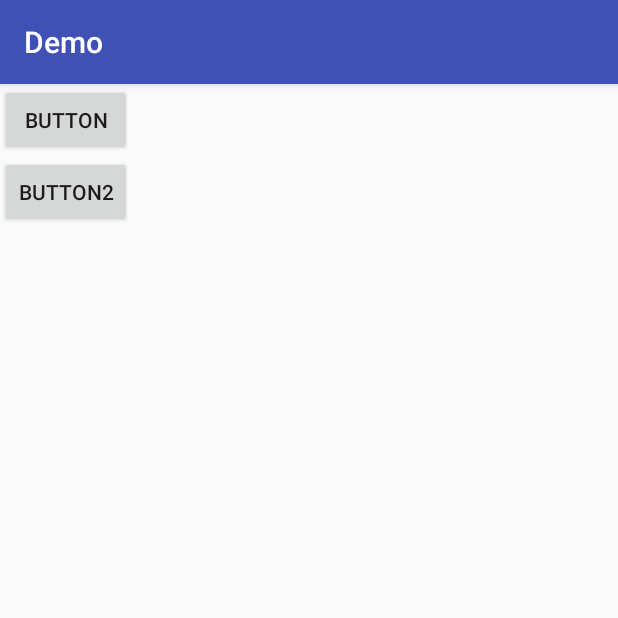
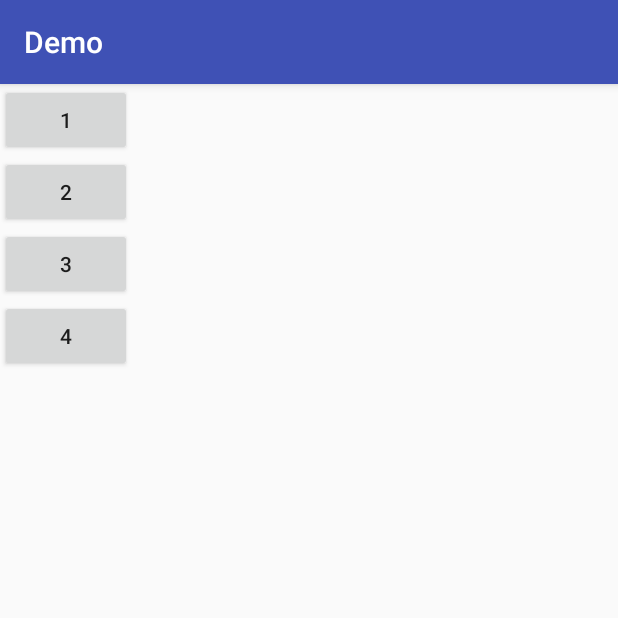
Before and after one commit to huaxiaos/Demo, an Android app: the screen it shows after launch (MainActivity before the commit, FragmentDemoActivity after it), after a tap on "BUTTON", on a phone screen of 412 x 824 dp, the top half of it. Run offline under Robolectric (Android 15) with nearby library versions, the phone set to English and light mode, and no system bars.

Commit message:
add Fragment backstack demo

```diff
--- a/app/src/main/java/com/huaxiao/demo/MainActivity.java
+++ b/app/src/main/java/com/huaxiao/demo/MainActivity.java
@@ -11,6 +11,7 @@ import com.huaxiao.demo.aspectj.AspectJ1;
 import com.huaxiao.demo.base.BaseActivity;
 import com.huaxiao.demo.bitmap.Bitmap1Activity;
 import com.huaxiao.demo.classloader.ClassLoader;
+import com.huaxiao.demo.fragment.FragmentDemoActivity;
 import com.huaxiao.demo.handler.HandlerTestActivity;
 import com.huaxiao.demo.java.SynchronizedDemo;
 import com.huaxiao.demo.mvvm.MVVMActivity;
@@ -41,8 +42,8 @@ public class MainActivity extends BaseActivity implements View.OnClickListener {
     public void onClick(View view) {
         switch (view.getId()) {
             case R.id.button:
-//                Intent intent = new Intent(this, MVVMActivity.class);
-//                startActivity(intent);
+                Intent intent = new Intent(this, FragmentDemoActivity.class);
+                startActivity(intent);
 //                ClassLoader.main(null);
 
 //                AspectJ1 aspectJ1 = new AspectJ1();
@@ -52,8 +53,8 @@ public class MainActivity extends BaseActivity implements View.OnClickListener {
 //                intent.setAction("com.huaxiao.demo.test");
 //                sendBroadcast(intent);
 
-                Intent intent = new Intent(this, DemoService.class);
-                startService(intent);
+//                Intent intent = new Intent(this, DemoService.class);
+//                startService(intent);
 
                 break;
 
--- /dev/null
+++ b/app/src/main/java/com/huaxiao/demo/fragment/Fragment1.java
@@ -0,0 +1,9 @@
+package com.huaxiao.demo.fragment;
+
+import android.support.v4.app.Fragment;
+
+/**
+ * Created by sunhuaxiao on 2018/10/16.
+ */
+public class Fragment1 extends Fragment {
+}
--- /dev/null
+++ b/app/src/main/java/com/huaxiao/demo/fragment/FragmentDemoActivity.java
@@ -0,0 +1,111 @@
+package com.huaxiao.demo.fragment;
+
+import android.support.v4.app.Fragment;
+import android.support.v4.app.FragmentManager;
+import android.support.v4.app.FragmentTransaction;
+import android.support.v7.app.AppCompatActivity;
+import android.os.Bundle;
+import android.view.KeyEvent;
+import android.view.View;
+import android.widget.Button;
+import android.widget.Toast;
+
+import com.huaxiao.demo.R;
+import com.huaxiao.demo.utils.LogUtils;
+import com.huaxiao.demo.utils.ToastUtils;
+
+public class FragmentDemoActivity extends AppCompatActivity implements View.OnClickListener {
+
+    private static final String TAG = "FragmentDemoActivity";
+    private FragmentManager fragmentManager;
+
+    @Override
+    protected void onCreate(Bundle savedInstanceState) {
+        super.onCreate(savedInstanceState);
+        setContentView(R.layout.activity_fragment_demo);
+
+        fragmentManager = getSupportFragmentManager();
+        addFragment(new Fragment1(), "fragment1");
+
+        Button button1 = findViewById(R.id.fragment_demo_btn_1);
+        Button button2 = findViewById(R.id.fragment_demo_btn_2);
+        Button button3 = findViewById(R.id.fragment_demo_btn_3);
+        Button button4 = findViewById(R.id.fragment_demo_btn_4);
+
+        button1.setOnClickListener(this);
+        button2.setOnClickListener(this);
+        button3.setOnClickListener(this);
+        button4.setOnClickListener(this);
+    }
+
+    @Override
+    public void onClick(View v) {
+        switch (v.getId()) {
+            case R.id.fragment_demo_btn_1:
+                addFragment(new Fragment1(), "fragment1");
+                break;
+
+            case R.id.fragment_demo_btn_2:
+                addFragment(new Fragment2(), "fragment2");
+                break;
+
+            case R.id.fragment_demo_btn_3:
+                addFragment(new Fragment3(), "fragment3");
+                break;
+
+            case R.id.fragment_demo_btn_4:
+                addFragment(new Fragment4(), "fragment4");
+                break;
+        }
+    }
+
+    public void addFragment(Fragment fragment, String tag) {
+        // 开启事务
+        FragmentTransaction beginTransaction = fragmentManager
+                .beginTransaction();
+        // 执行事务,添加Fragment
+        beginTransaction.add(R.id.fragment_demo_container, fragment, tag);
+        // 添加到回退栈,并定义标记
+        beginTransaction.addToBackStack(tag);
+        // 提交事务
+        beginTransaction.commit();
+    }
+
+    @Override
+    public boolean onKeyDown(int keyCode, KeyEvent event) {
+        // 判断当前按键是返回键
+        if (keyCode == KeyEvent.KEYCODE_BACK) {
+            // 获取当前回退栈中的Fragment个数
+            int backStackEntryCount = fragmentManager.getBackStackEntryCount();
+            // 判断当前回退栈中的fragment个数,
+            if (backStackEntryCount > 1) {
+                // 立即回退一步
+                fragmentManager.popBackStackImmediate();
+                // 获取当前退到了哪一个Fragment上,重新获取当前的Fragment回退栈中的个数
+                FragmentManager.BackStackEntry backStack = fragmentManager
+                        .getBackStackEntryAt(fragmentManager
+                                .getBackStackEntryCount() - 1);
+                // 获取当前栈顶的Fragment的标记值
+                String tag = backStack.getName();
+                // 判断当前是哪一个标记
+                if ("fragment1".equals(tag)) {
+                    // 设置首页选中
+                    LogUtils.i(TAG, "fragment1 pop");
+                } else if ("fragment2".equals(tag)) {
+                    // 设置购物车的tag
+                    LogUtils.i(TAG, "fragment2 pop");
+                } else if ("fragment3".equals(tag)) {
+                    LogUtils.i(TAG, "fragment3 pop");
+                } else if ("fragment4".equals(tag)) {
+                    LogUtils.i(TAG, "fragment4 pop");
+                }
+            } else {
+                //回退栈中只剩一个时,退出应用
+                finish();
+            }
+
+            return false;
+        }
+        return true;
+    }
+}
--- /dev/null
+++ b/app/src/main/res/layout/activity_fragment_demo.xml
@@ -0,0 +1,38 @@
+<?xml version="1.0" encoding="utf-8"?>
+<LinearLayout xmlns:android="http://schemas.android.com/apk/res/android"
+    xmlns:tools="http://schemas.android.com/tools"
+    android:layout_width="match_parent"
+    android:layout_height="match_parent"
+    android:orientation="vertical"
+    tools:context=".fragment.FragmentDemoActivity">
+
+    <Button
+        android:id="@+id/fragment_demo_btn_1"
+        android:layout_width="wrap_content"
+        android:layout_height="wrap_content"
+        android:text="1"/>
+
+    <Button
+        android:id="@+id/fragment_demo_btn_2"
+        android:layout_width="wrap_content"
+        android:layout_height="wrap_content"
+        android:text="2"/>
+
+    <Button
+        android:id="@+id/fragment_demo_btn_3"
+        android:layout_width="wrap_content"
+        android:layout_height="wrap_content"
+        android:text="3"/>
+
+    <Button
+        android:id="@+id/fragment_demo_btn_4"
+        android:layout_width="wrap_content"
+        android:layout_height="wrap_content"
+        android:text="4"/>
+
+    <FrameLayout
+        android:id="@+id/fragment_demo_container"
+        android:layout_width="match_parent"
+        android:layout_height="match_parent"/>
+
+</LinearLayout>
```
Also changed, not shown: app/src/main/AndroidManifest.xml (+5 -5 lines), app/src/main/java/com/huaxiao/demo/fragment/Fragment2.java (added, +9 -0 lines), app/src/main/java/com/huaxiao/demo/fragment/Fragment3.java (added, +9 -0 lines), app/src/main/java/com/huaxiao/demo/fragment/Fragment4.java (added, +9 -0 lines), app/src/main/java/com/huaxiao/demo/utils/ToastUtils.java (added, +15 -0 lines).
